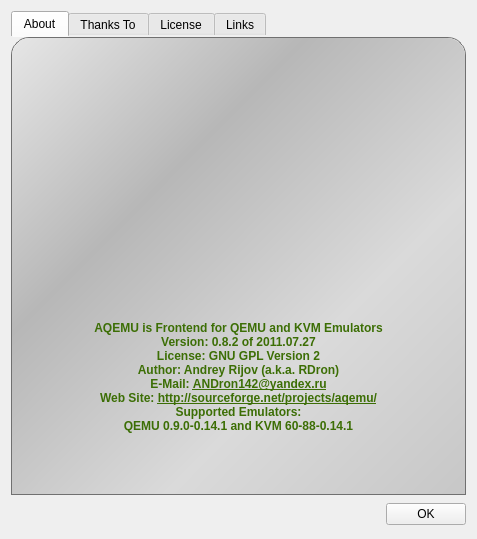
This is About_Window.ui in tobimensch/aqemu as Qt 5 draws it before an edit. The edited form follows.
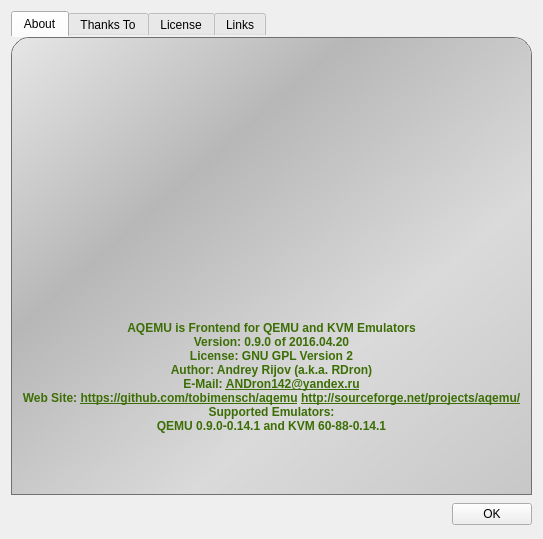
This is the edited form. Icons and pictures are not drawn.

Commit message: Bumped version to 0.9.0. Added github repository https://github.com/tobimensch/aqemu to website information.

```diff
--- a/About_Window.ui
+++ b/About_Window.ui
@@ -141,11 +141,11 @@
 &lt;body&gt;
 &lt;b&gt;
 &lt;p&gt;AQEMU is Frontend for QEMU and KVM Emulators&lt;/p&gt;
-&lt;p&gt;Version: 0.8.2 of 2011.07.27&lt;/p&gt;
+&lt;p&gt;Version: 0.9.0 of 2016.04.20&lt;/p&gt;
 &lt;p&gt;License: GNU GPL Version 2&lt;/p&gt;
 &lt;p&gt;Author: Andrey Rijov (a.k.a. RDron)&lt;/p&gt;
 &lt;p&gt;E-Mail: &lt;a href=&quot;mailto:ANDron142@yandex.ru&quot;&gt;ANDron142@yandex.ru&lt;/a&gt;&lt;/p&gt;
-&lt;p&gt;Web Site: &lt;a href=&quot;http://sourceforge.net/projects/aqemu/&quot;&gt;http://sourceforge.net/projects/aqemu/&lt;/a&gt;&lt;/p&gt;
+&lt;p&gt;Web Site: &lt;a href=&quot;https://github.com/tobimensch/aqemu&quot;&gt;https://github.com/tobimensch/aqemu&lt;/a&gt; &lt;a href=&quot;http://sourceforge.net/projects/aqemu/&quot;&gt;http://sourceforge.net/projects/aqemu/&lt;/a&gt;&lt;/p&gt;
 &lt;p&gt;Supported Emulators:&lt;br&gt;QEMU 0.9.0-0.14.1 and KVM 60-88-0.14.1&lt;/p&gt;
 &lt;/b&gt;
 &lt;/body&gt;
```
The commit also changes 5 other files.
